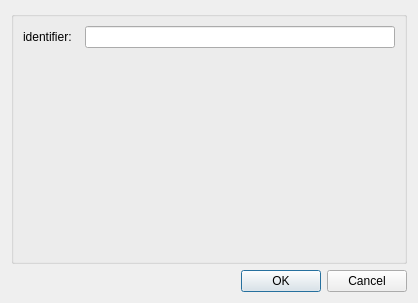
Qt form mapclientplugins/imagecontextdatamakerstep/qt/configuredialog.ui (mapclient-plugins/mapclientplugins.imagecontextdatamaker) before a commit.
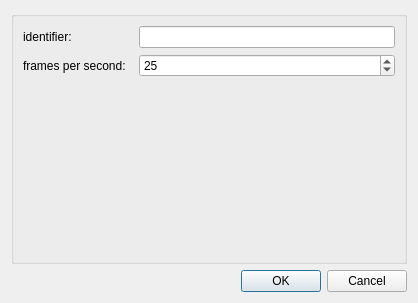
The same form after that commit.

Diff of the .ui file:
```diff
--- a/mapclientplugins/imagecontextdatamakerstep/qt/configuredialog.ui
+++ b/mapclientplugins/imagecontextdatamakerstep/qt/configuredialog.ui
@@ -20,6 +20,9 @@
       <string/>
      </property>
      <layout class="QFormLayout" name="formLayout">
+      <property name="fieldGrowthPolicy">
+       <enum>QFormLayout::AllNonFixedFieldsGrow</enum>
+      </property>
       <item row="0" column="0">
        <widget class="QLabel" name="label0">
         <property name="text">
@@ -28,7 +31,24 @@
        </widget>
       </item>
       <item row="0" column="1">
-       <widget class="QLineEdit" name="lineEdit0"/>
+       <widget class="QLineEdit" name="identifier_lineEdit"/>
+      </item>
+      <item row="1" column="0">
+       <widget class="QLabel" name="framesPerSecond_label">
+        <property name="text">
+         <string>frames per second:  </string>
+        </property>
+       </widget>
+      </item>
+      <item row="1" column="1">
+       <widget class="QSpinBox" name="framesPerSecond_spinBox">
+        <property name="minimum">
+         <number>1</number>
+        </property>
+        <property name="value">
+         <number>25</number>
+        </property>
+       </widget>
       </item>
      </layout>
     </widget>
```
Left out of the diff: 2 changed lines with no effect on the pictures.
